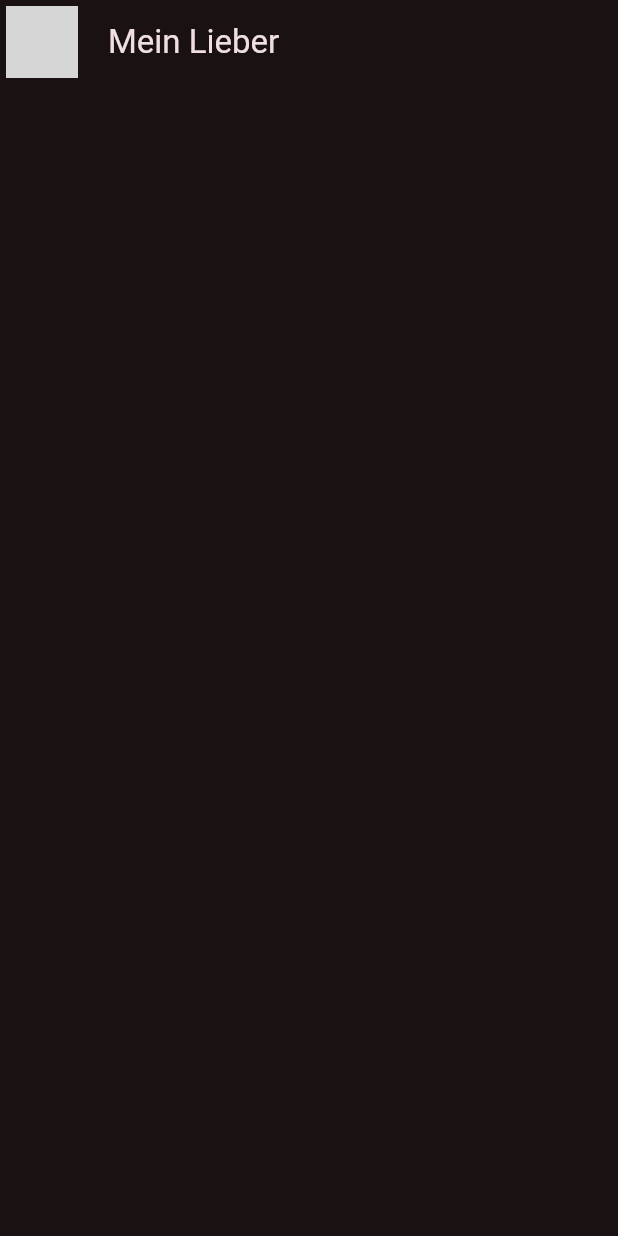
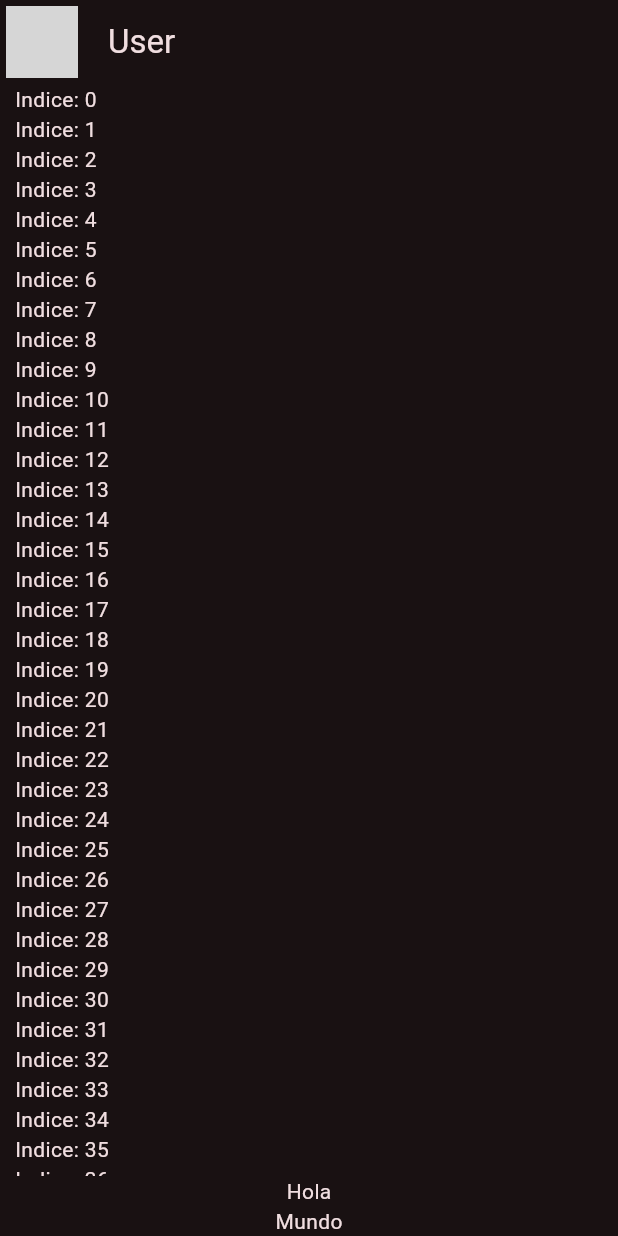
Before and after one commit to Lnx1408/yes_no_app, a Flutter app: the screen it shows after launch, on a phone screen of 412 x 824 dp. Run offline on Flutter 3.47's test engine with Material 3 defaults, Android fonts, the phone set to English and light mode, and no system bars; network calls fail; grey boxes are pictures that could not be loaded.

Commit message:
ListView

```diff
--- a/lib/presentation/chat/chat_screen.dart
+++ b/lib/presentation/chat/chat_screen.dart
@@ -14,8 +14,31 @@ class ChatScreen extends StatelessWidget {
                 'https://img.freepik.com/vector-premium/icono-perfil-usuario-estilo-plano-ilustracion-vector-avatar-miembro-sobre-fondo-aislado-concepto-negocio-signo-permiso-humano_157943-15752.jpg'),
           ),
         ),
-        title: const Text("Mein Lieber"),
+        title: const Text("User"),
         centerTitle: false,
+      ),
+      body: _ChatView(),
+    );
+  }
+}
+
+class _ChatView extends StatelessWidget {
+  @override
+  Widget build(BuildContext context) {
+    return SafeArea(
+      child: Padding(
+        padding: const EdgeInsets.symmetric(horizontal: 10),
+        child: Column(
+          children: [
+            Expanded(child: ListView.builder(
+              itemBuilder: (context, index) {
+                return Text('Indice: $index');
+              },
+            )),
+            Text('Hola'),
+            Text('Mundo')
+          ],
+        ),
       ),
     );
   }
```
